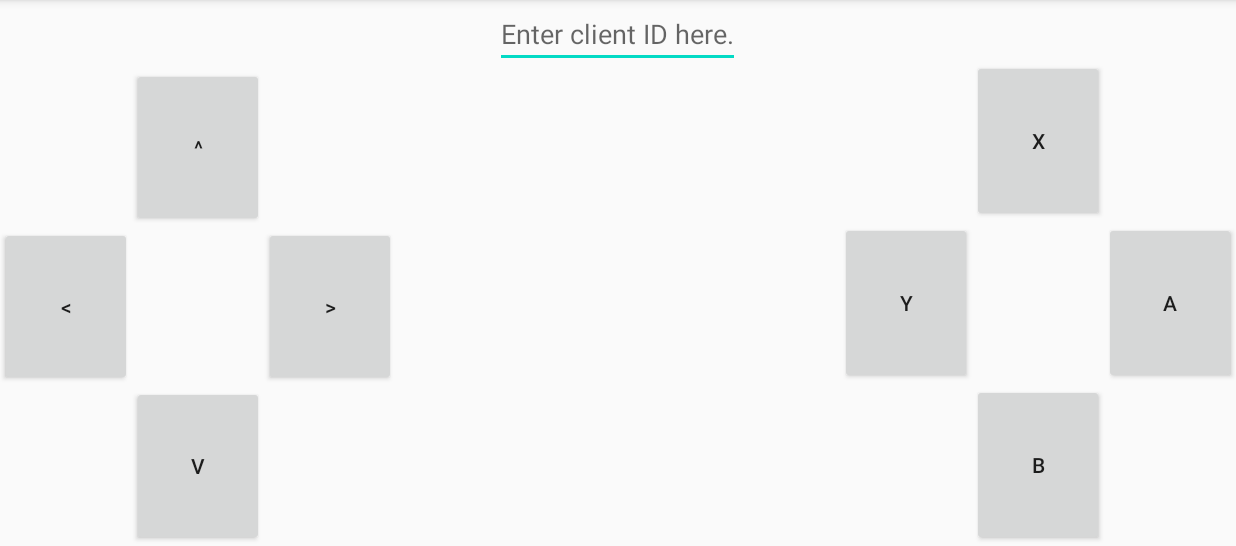
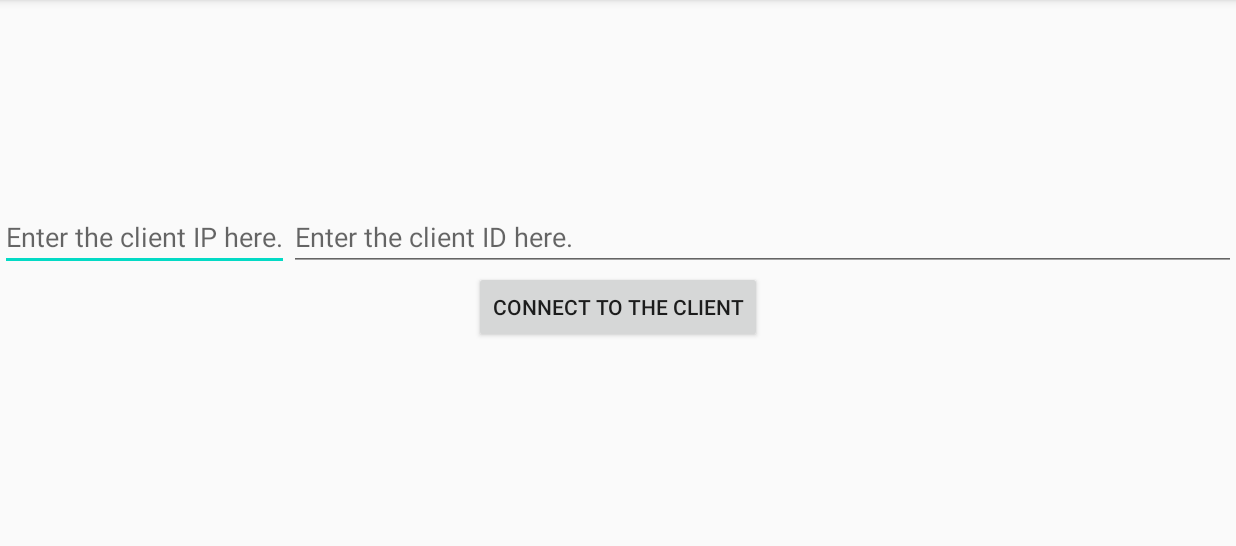
Before and after one commit to iElden/RConsole, an Android app: the screen it shows after launch (MainActivity), on a phone screen of 824 x 412 dp (held sideways), the part 72-618 px from its top. Run offline under Robolectric (Android 15) with nearby library versions, the phone set to English and light mode, and no system bars; libraries missing offline, so code that uses them is left out: org.jetbrains.anko.

Commit message:
Add basic client to server message in gamepad.

```diff
--- a/gamepad/app/build.gradle
+++ b/gamepad/app/build.gradle
@@ -33,5 +33,5 @@ dependencies {
     testImplementation 'junit:junit:4.12'
     androidTestImplementation 'androidx.test.ext:junit:1.1.1'
     androidTestImplementation 'androidx.test.espresso:espresso-core:3.2.0'
-
+    implementation "org.jetbrains.anko:anko-common:0.10.8"
 }
--- a/gamepad/app/src/main/AndroidManifest.xml
+++ b/gamepad/app/src/main/AndroidManifest.xml
@@ -22,5 +22,8 @@
         </activity>
     </application>
     <uses-permission android:name="android.permission.VIBRATE"/>
+    <uses-permission android:name="android.permission.ACCESS_NETWORK_STATE"/>
+    <uses-permission android:name="android.permission.ACCESS_WIFI_STATE" />
+    <uses-permission android:name="android.permission.INTERNET" />
 
 </manifest>
--- /dev/null
+++ b/gamepad/app/src/main/java/com/rconsole/rgamepad/Exception.kt
@@ -0,0 +1,3 @@
+package com.rconsole.rgamepad
+
+class RException(message: String) : Exception(message) {}
--- a/gamepad/app/src/main/res/layout/activity_main.xml
+++ b/gamepad/app/src/main/res/layout/gamepad_activity.xml
@@ -9,26 +9,10 @@
     android:gravity="center"
     >
 
-    <LinearLayout
-        android:id="@+id/input"
-        android:layout_width="match_parent"
-        android:layout_height="wrap_content"
-        android:gravity="center">
-
-        <EditText
-            android:layout_width="wrap_content"
-            android:layout_height="wrap_content"
-            android:autofillHints="@string/placeholder"
-            android:hint="@string/placeholder"
-            android:inputType="text"
-            android:singleLine="true" />
-    </LinearLayout>
-
     <GridLayout
         android:id="@+id/pad"
         android:layout_width="wrap_content"
         android:layout_height="match_parent"
-        android:layout_below="@+id/input"
         android:layout_gravity="center"
         android:columnCount="3"
         android:rowCount="3"
@@ -79,7 +63,6 @@
         android:id="@+id/buttons"
         android:layout_width="wrap_content"
         android:layout_height="match_parent"
-        android:layout_below="@+id/input"
         android:layout_alignParentEnd="true"
         android:layout_gravity="center"
         android:layout_marginTop="-5dp"
--- /dev/null
+++ b/gamepad/app/src/main/res/layout/register_activity.xml
@@ -0,0 +1,50 @@
+<?xml version="1.0" encoding="utf-8"?>
+<RelativeLayout xmlns:android="http://schemas.android.com/apk/res/android"
+    xmlns:app="http://schemas.android.com/apk/res-auto"
+    xmlns:tools="http://schemas.android.com/tools"
+    android:layout_width="match_parent"
+    android:layout_height="match_parent"
+    tools:context=".MainActivity"
+    android:orientation="horizontal"
+    android:gravity="center">
+
+    <LinearLayout
+        android:id="@+id/input"
+        android:layout_width="match_parent"
+        android:layout_height="wrap_content"
+        android:gravity="center|center_horizontal"
+        >
+
+        <EditText
+            android:id="@+id/clientIP"
+            android:layout_width="wrap_content"
+            android:layout_height="wrap_content"
+            android:autofillHints="@string/client_ip"
+            android:hint="@string/client_ip"
+            android:inputType="text"
+            android:singleLine="true" />
+
+        <EditText
+            android:id="@+id/clientID"
+            android:layout_width="wrap_content"
+            android:layout_height="wrap_content"
+            android:layout_weight="1"
+            android:autofillHints="@string/client_id"
+            android:hint="@string/client_id"
+            android:inputType="text"
+            android:singleLine="true" />
+    </LinearLayout>
+
+    <Button
+        android:id="@+id/button"
+        android:layout_width="wrap_content"
+        android:layout_height="wrap_content"
+        android:layout_below="@+id/input"
+        android:layout_centerInParent="true"
+        android:text="@string/connect"
+        android:onClick="connectToClient"
+        />
+
+
+
+</RelativeLayout>
--- a/gamepad/app/src/main/res/values/strings.xml
+++ b/gamepad/app/src/main/res/values/strings.xml
@@ -1,7 +1,6 @@
 <resources>
     <string name="app_name">RGamepad</string>
     <string name="server">ielden.eu</string>
-    <string name="placeholder">Enter client ID here.</string>
     <string name="left"><![CDATA[<]]></string>
     <string name="right"><![CDATA[>]]></string>
     <string name="up">^</string>
@@ -10,4 +9,7 @@
     <string name="y">y</string>
     <string name="b">b</string>
     <string name="a">a</string>
+    <string name="connect">Connect to the client</string>
+    <string name="client_ip">Enter the client IP here.</string>
+    <string name="client_id">Enter the client ID here.</string>
 </resources>
```
Also changed, not shown: gamepad/app/src/main/java/com/rconsole/rgamepad/MainActivity.kt (+49 -8 lines), gamepad/app/src/main/java/com/rconsole/rgamepad/SendData.kt (added, +25 -0 lines).
